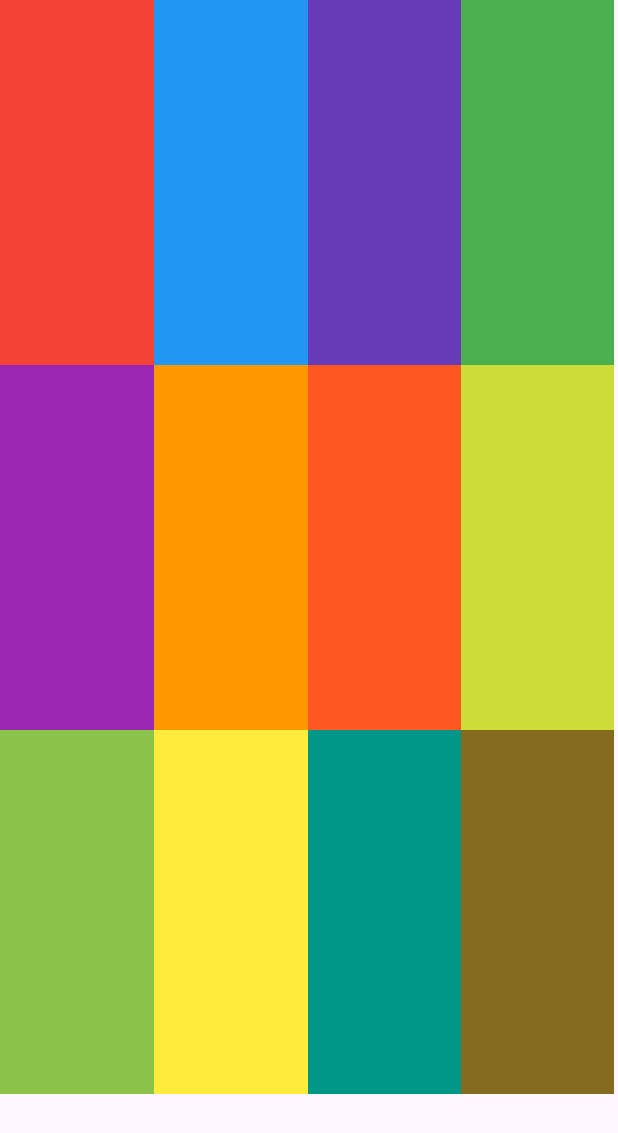
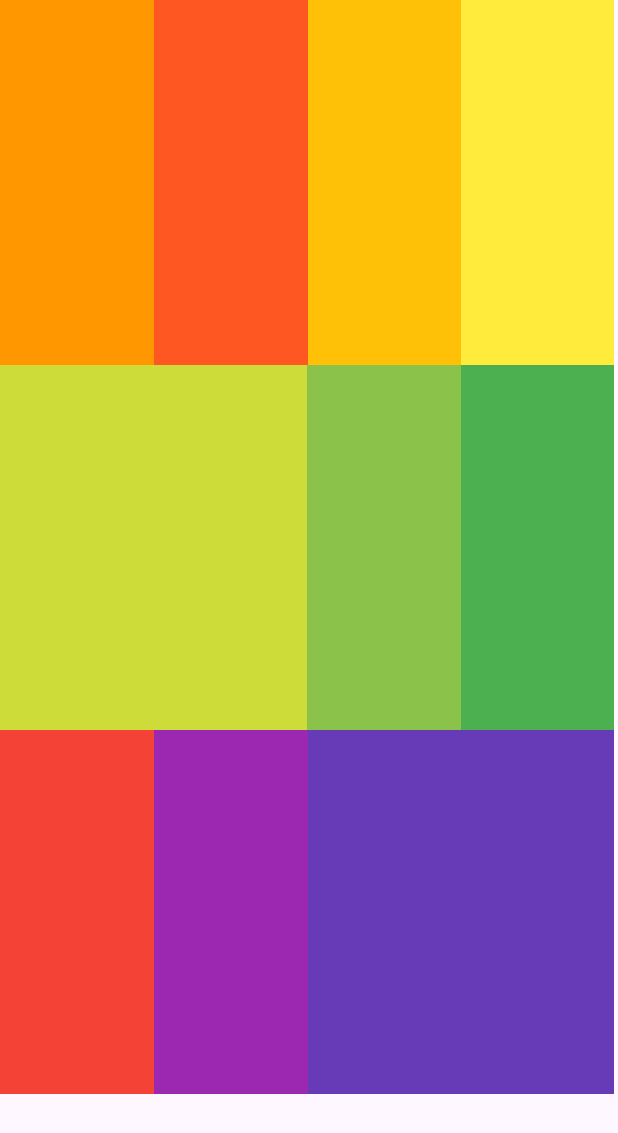
Before and after one commit to JuanjeGarciaV-dev/Programacion-Multimedia, an Android app: the screen it shows after launch (MainActivity), on a phone screen of 412 x 824 dp. Shown: the top 1133 px of the screen. Run offline under Robolectric (Android 15) with nearby library versions, the phone set to English and light mode, and no system bars.

Commit message:
ajuste de view, saliendo 3 en los ultimos tablerow y ajustando tamaño para que se vea un view más grande que los demás

```diff
--- a/TareaT04/app/src/main/res/layout/activity_main.xml
+++ b/TareaT04/app/src/main/res/layout/activity_main.xml
@@ -19,32 +19,32 @@
             android:layout_weight="1" >
 
             <View
-                android:id="@+id/view16"
+                android:id="@+id/view19"
                 android:layout_width="wrap_content"
                 android:layout_height="wrap_content"
                 android:layout_weight="1"
-                android:background="#F44336" />
+                android:background="#FF9800" />
 
             <View
                 android:id="@+id/view10"
                 android:layout_width="wrap_content"
                 android:layout_height="wrap_content"
                 android:layout_weight="1"
-                android:background="#2196F3" />
+                android:background="#FF5722" />
 
             <View
                 android:id="@+id/view9"
                 android:layout_width="wrap_content"
                 android:layout_height="wrap_content"
                 android:layout_weight="1"
-                android:background="#673AB7" />
+                android:background="#FFC107" />
 
             <View
                 android:id="@+id/view"
                 android:layout_width="wrap_content"
                 android:layout_height="wrap_content"
                 android:layout_weight="1"
-                android:background="#4CAF50" />
+                android:background="#FFEB3B" />
         </TableRow>
 
         <TableRow
@@ -53,32 +53,26 @@
             android:layout_weight="1" >
 
             <View
-                android:id="@+id/view12"
+                android:id="@+id/view20"
                 android:layout_width="wrap_content"
                 android:layout_height="wrap_content"
                 android:layout_weight="1"
-                android:background="#9C27B0" />
+                android:background="#CDDC39" />
 
             <View
                 android:id="@+id/view11"
                 android:layout_width="wrap_content"
                 android:layout_height="wrap_content"
-                android:layout_weight="1"
-                android:background="#FF9800" />
+                android:layout_weight="1.5"
+                android:background="#8BC34A" />
 
             <View
                 android:id="@+id/view2"
                 android:layout_width="wrap_content"
                 android:layout_height="wrap_content"
-                android:layout_weight="1"
-                android:background="#FF5722" />
+                android:layout_weight="1.5"
+                android:background="#4CAF50" />
 
-            <View
-                android:id="@+id/view14"
-                android:layout_width="wrap_content"
-                android:layout_height="wrap_content"
-                android:layout_weight="1"
-                android:background="#CDDC39" />
         </TableRow>
 
         <TableRow
@@ -87,32 +81,25 @@
             android:layout_weight="1" >
 
             <View
-                android:id="@+id/view17"
+                android:id="@+id/view18"
                 android:layout_width="wrap_content"
                 android:layout_height="wrap_content"
-                android:layout_weight="1"
-                android:background="#8BC34A" />
-
-            <View
-                android:id="@+id/view15"
-                android:layout_width="wrap_content"
-                android:layout_height="wrap_content"
-                android:layout_weight="1"
-                android:background="#FFEB3B" />
+                android:layout_weight="1.5"
+                android:background="#F44336" />
 
             <View
                 android:id="@+id/view13"
-                android:layout_width="wrap_content"
+                android:layout_width="184dp"
                 android:layout_height="wrap_content"
-                android:layout_weight="1"
-                android:background="#009688" />
+                android:layout_weight="1.5"
+                android:background="#9C27B0" />
 
             <View
                 android:id="@+id/view3"
-                android:layout_width="wrap_content"
+                android:layout_width="152dp"
                 android:layout_height="wrap_content"
                 android:layout_weight="1"
-                android:background="#856B20" />
+                android:background="#673AB7" />
         </TableRow>
 
     </TableLayout>
```
